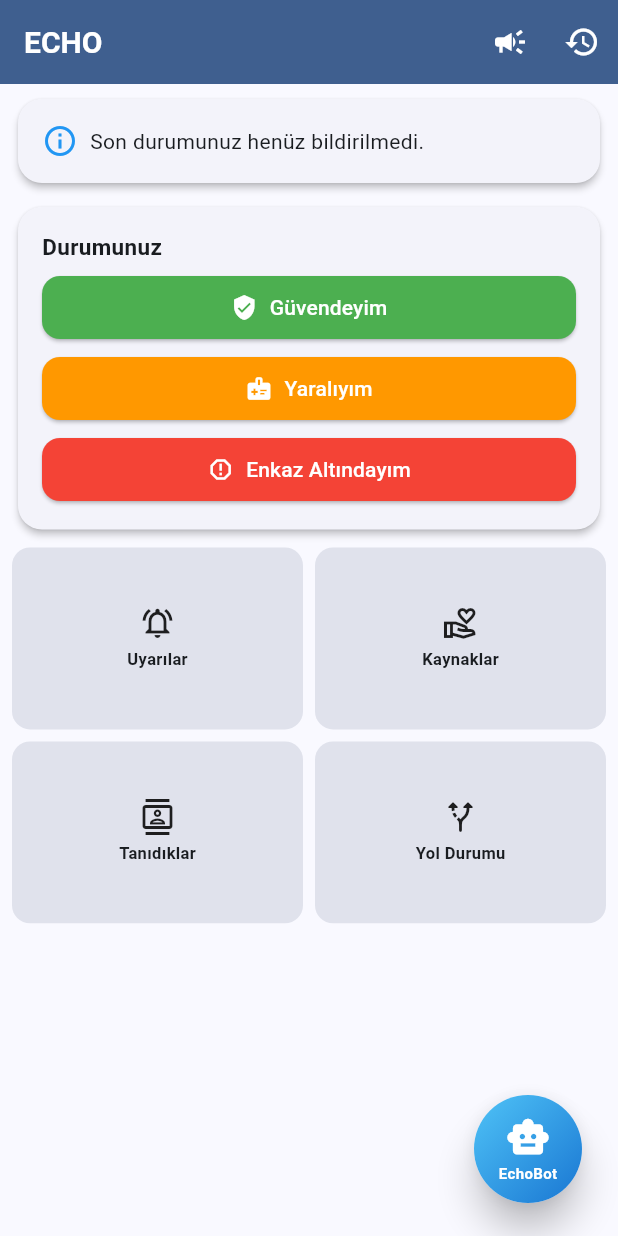
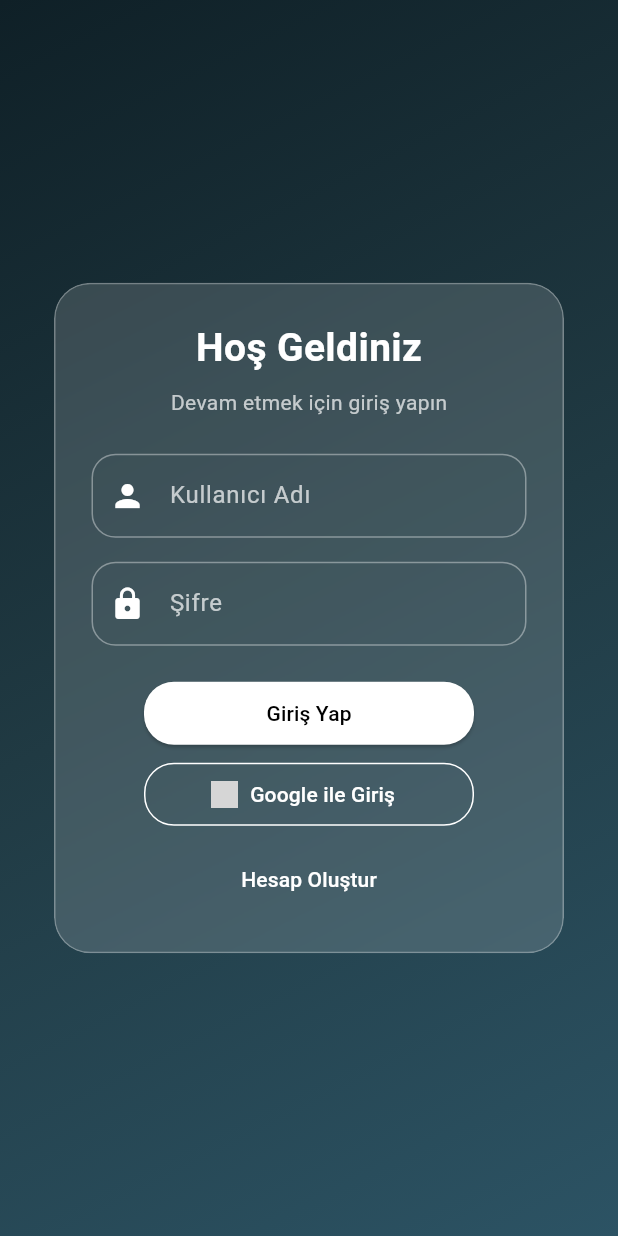
Before and after one commit to Troulax/ECHO, a Flutter app: the screen it shows after launch, on a phone screen of 412 x 824 dp. Run offline on Flutter 3.47's test engine with Material 3 defaults, Android fonts, the phone set to English and light mode, and no system bars; our stand-ins replace audioplayers, geolocator, google_maps_flutter; network calls fail; grey boxes are pictures that could not be loaded.

Commit message:
login page and signup page UI's

```diff
--- /dev/null
+++ b/lib/login_page.dart
@@ -0,0 +1,194 @@
+import 'dart:ui';
+import 'package:flutter/material.dart';
+import 'services/routes.dart';
+
+class LoginPage extends StatefulWidget {
+  const LoginPage({super.key});
+
+  @override
+  State<LoginPage> createState() => _LoginPageState();
+}
+
+class _LoginPageState extends State<LoginPage> {
+  final TextEditingController _usernameController = TextEditingController();
+  final TextEditingController _passwordController = TextEditingController();
+
+  String? _errorText;
+
+  void _login() {
+    final username = _usernameController.text.trim();
+    final password = _passwordController.text.trim();
+
+    if (username == 'admin' && password == '123') {
+      Navigator.pushReplacementNamed(context, Routes.home);
+    } else {
+      setState(() {
+        _errorText = 'Kullanıcı adı veya şifre hatalı';
+      });
+    }
+  }
+
+  @override
+  Widget build(BuildContext context) {
+    return Scaffold(
+      body: Stack(
+        children: [
+          // 🌊 Mavi Gradient Arka Plan
+          Container(
+            decoration: const BoxDecoration(
+              gradient: LinearGradient(
+                begin: Alignment.topLeft,
+                end: Alignment.bottomRight,
+                colors: [
+                  Color(0xFF0F2027),
+                  Color(0xFF203A43),
+                  Color(0xFF2C5364),
+                ],
+              ),
+            ),
+          ),
+
+          // 🧊 Glass Login Card
+          Center(
+            child: ClipRRect(
+              borderRadius: BorderRadius.circular(24),
+              child: BackdropFilter(
+                filter: ImageFilter.blur(sigmaX: 16, sigmaY: 16),
+                child: Container(
+                  width: 340,
+                  padding: const EdgeInsets.all(24),
+                  decoration: BoxDecoration(
+                    color: Colors.white.withOpacity(0.15),
+                    borderRadius: BorderRadius.circular(24),
+                    border: Border.all(color: Colors.white.withOpacity(0.3)),
+                  ),
+                  child: Column(
+                    mainAxisSize: MainAxisSize.min,
+                    children: [
+                      const Text(
+                        'Hoş Geldiniz',
+                        style: TextStyle(
+                          fontSize: 26,
+                          fontWeight: FontWeight.bold,
+                          color: Colors.white,
+                        ),
+                      ),
+                      const SizedBox(height: 8),
+                      const Text(
+                        'Devam etmek için giriş yapın',
+                        style: TextStyle(color: Colors.white70),
+                      ),
+                      const SizedBox(height: 24),
+
+                      _inputField(
+                        controller: _usernameController,
+                        label: 'Kullanıcı Adı',
+                        icon: Icons.person,
+                      ),
+                      const SizedBox(height: 16),
+
+                      _inputField(
+                        controller: _passwordController,
+                        label: 'Şifre',
+                        icon: Icons.lock,
+                        obscureText: true,
+                      ),
+
+                      if (_errorText != null) ...[
+                        const SizedBox(height: 12),
+                        Text(
+                          _errorText!,
+                          style: const TextStyle(color: Colors.redAccent),
+                        ),
+                      ],
+
+                      const SizedBox(height: 24),
+
+                      SizedBox(
+                        width: 220,
+                        height: 42,
+                        child: ElevatedButton(
+                          onPressed: _login,
+                          style: ElevatedButton.styleFrom(
+                            backgroundColor: Colors.white,
+                            foregroundColor: Colors.black,
+                            shape: RoundedRectangleBorder(
+                              borderRadius: BorderRadius.circular(20),
+                            ),
+                          ),
+                          child: const Text('Giriş Yap'),
+                        ),
+                      ),
+
+                      const SizedBox(height: 12),
+
+                      SizedBox(
+                        width: 220,
+                        height: 42,
+                        child: OutlinedButton.icon(
+                          onPressed: () {
+                            // Google ile giriş (şimdilik pasif)
+                          },
+                          style: OutlinedButton.styleFrom(
+                            foregroundColor: Colors.white,
+                            side: const BorderSide(color: Colors.white),
+                            shape: RoundedRectangleBorder(
+                              borderRadius: BorderRadius.circular(20),
+                            ),
+                          ),
+                          icon: Image.network(
+                            'https://upload.wikimedia.org/wikipedia/commons/0/09/IOS_Google_icon.png',
+                            height: 18,
+                          ),
+                          label: const Text('Google ile Giriş'),
+                        ),
+                      ),
+
+                      const SizedBox(height: 12),
+
+                      TextButton(
+                        onPressed: () {
+                          Navigator.pushNamed(context, Routes.signup);
+                        },
+                        child: const Text(
+                          'Hesap Oluştur',
+                          style: TextStyle(color: Colors.white),
+                        ),
+                      ),
+                    ],
+                  ),
+                ),
+              ),
+            ),
+          ),
+        ],
+      ),
+    );
+  }
+
+  Widget _inputField({
+    required TextEditingController controller,
+    required String label,
+    required IconData icon,
+    bool obscureText = false,
+  }) {
+    return TextField(
+      controller: controller,
+      obscureText: obscureText,
+      style: const TextStyle(color: Colors.white),
+      decoration: InputDecoration(
+        labelText: label,
+        labelStyle: const TextStyle(color: Colors.white70),
+        prefixIcon: Icon(icon, color: Colors.white),
+        enabledBorder: OutlineInputBorder(
+          borderRadius: BorderRadius.circular(16),
+          borderSide: const BorderSide(color: Colors.white38),
+        ),
+        focusedBorder: OutlineInputBorder(
+          borderRadius: BorderRadius.circular(16),
+          borderSide: const BorderSide(color: Colors.white),
+        ),
+      ),
+    );
+  }
+}
--- a/lib/main.dart
+++ b/lib/main.dart
@@ -10,6 +10,9 @@ import 'resources_page.dart';
 import 'contacts_page.dart';
 import 'roads_page.dart';
 import 'past_quakes_page.dart';
+import 'login_page.dart';
+import 'signup_page.dart';
+
 
 void main() {
   WidgetsFlutterBinding.ensureInitialized();
@@ -54,8 +57,10 @@ class EchoApp extends StatelessWidget {
         ),
       ),
 
-      initialRoute: Routes.home,
+      initialRoute: Routes.login,
         routes: {
+          Routes.login: (_) => const LoginPage(),
+          Routes.signup: (_) => const SignUpPage(),
           Routes.home: (_) => const HomePage(),
           Routes.report: (_) => const ReportStatusPage(),
           Routes.alerts: (_) => const AlertsPage(),
--- a/lib/services/routes.dart
+++ b/lib/services/routes.dart
@@ -1,9 +1,11 @@
 class Routes {
-  static const home = '/';
-  static const report = '/report';
-  static const alerts = '/alerts';
-  static const resources = '/resources';
-  static const contacts = '/contacts';
-  static const roads = '/roads';
-  static const pastQuakes = '/past-quakes';
+  static const String login = '/login';
+  static const String signup = '/signup';
+  static const String home = '/home';
+  static const String report = '/report';
+  static const String alerts = '/alerts';
+  static const String resources = '/resources';
+  static const String contacts = '/contacts';
+  static const String roads = '/roads';
+  static const String pastQuakes = '/pastQuakes';
 }
```
Also changed, not shown: lib/signup_page.dart (added, +168 -0 lines). Lines whose indentation alone changed are shown as unchanged.
